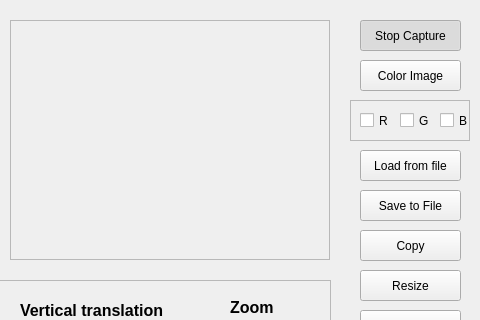
Before: the Qt Designer form mainwindow.ui in Borjatgalan/Primera_Entrega_VA, drawn with Qt 5; both pictures show x 380 to 860 and y 0 to 320 of the 860 by 416 pixel window.
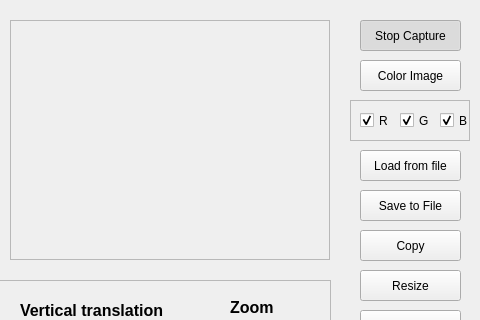
After: the same form once the commit is applied.

What changed in the file:
```diff
--- a/mainwindow.ui
+++ b/mainwindow.ui
@@ -191,6 +191,9 @@
     <property name="text">
      <string>R</string>
     </property>
+    <property name="checked">
+     <bool>true</bool>
+    </property>
    </widget>
    <widget class="QCheckBox" name="G">
     <property name="geometry">
@@ -204,6 +207,9 @@
     <property name="text">
      <string>G</string>
     </property>
+    <property name="checked">
+     <bool>true</bool>
+    </property>
    </widget>
    <widget class="QCheckBox" name="B">
     <property name="geometry">
@@ -217,6 +223,9 @@
     <property name="text">
      <string>B</string>
     </property>
+    <property name="checked">
+     <bool>true</bool>
+    </property>
    </widget>
   </widget>
   <widget class="QFrame" name="frame_diales">
```
